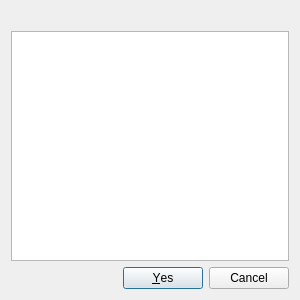
First picture: the form in Source/Gui/SelectWindow.ui, repository SpriteOvO/AirPodsDesktop, before the edit.
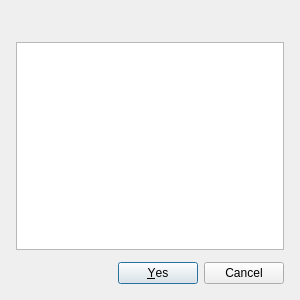
Second picture: the form after the edit.

Diff of the .ui file:
```diff
--- a/Source/Gui/SelectWindow.ui
+++ b/Source/Gui/SelectWindow.ui
@@ -14,6 +14,21 @@
    <string>Select</string>
   </property>
   <layout class="QVBoxLayout" name="verticalLayout">
+   <property name="spacing">
+    <number>12</number>
+   </property>
+   <property name="leftMargin">
+    <number>16</number>
+   </property>
+   <property name="topMargin">
+    <number>16</number>
+   </property>
+   <property name="rightMargin">
+    <number>16</number>
+   </property>
+   <property name="bottomMargin">
+    <number>16</number>
+   </property>
    <item>
     <widget class="QLabel" name="label">
      <property name="text">
```
